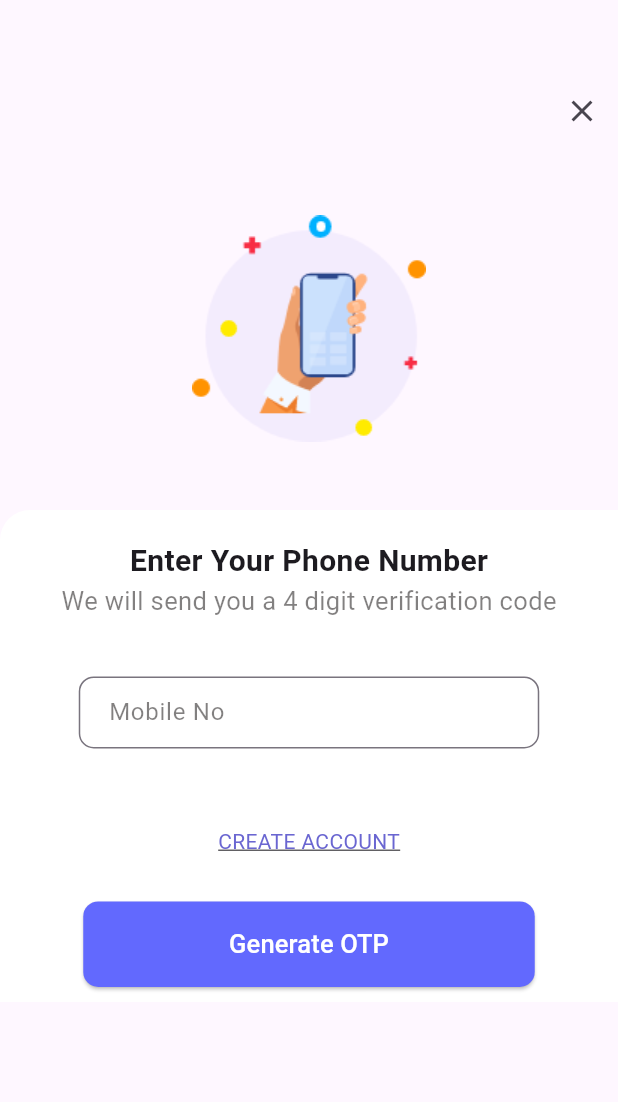
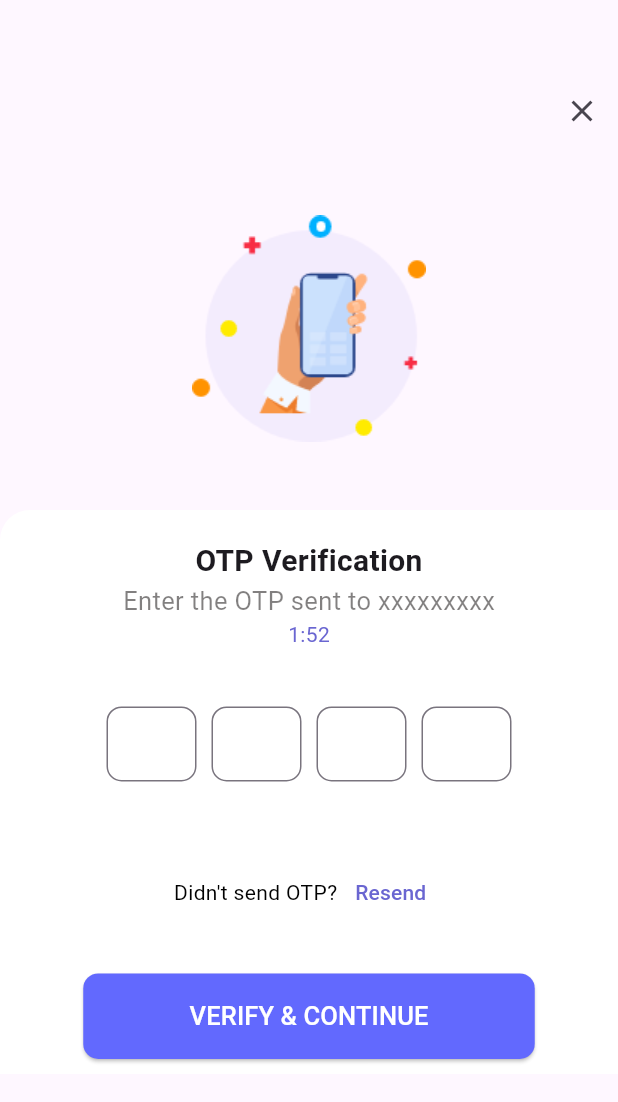
Before and after one commit to Naqli2024/naqli_mobileapp, a Flutter app: the screen it shows after launch, on a phone screen of 412 x 824 dp. Shown: the top 1102 px of the screen. Run offline on Flutter 3.47's test engine with Material 3 defaults, Android fonts, the phone set to English and light mode, and no system bars; our stand-ins replace carousel_slider, dropdown_button2, sizer.

Commit message:
otp verification screen completed

```diff
--- a/lib/enterNumberScreen.dart
+++ b/lib/enterNumberScreen.dart
@@ -159,7 +159,7 @@ class _EnterNumberScreenState extends State<EnterNumberScreen> {
                               ),
                             ),
                             child: Text(
-                              "Generate OTP",
+                              "GENERATE OTP",
                               style:
                                   TextStyle(color: Colors.white, fontSize: 17),
                             ),
--- a/lib/main.dart
+++ b/lib/main.dart
@@ -2,6 +2,7 @@ import 'package:flutter/material.dart';
 import 'package:flutter_application_1/enterNumberScreen.dart';
 import 'package:flutter_application_1/homepage.dart';
 import 'package:flutter_application_1/loginpage.dart';
+import 'package:flutter_application_1/otpVerificationScreen.dart';
 
 void main() {
   runApp(const MyApp());
@@ -15,7 +16,7 @@ class MyApp extends StatelessWidget {
   Widget build(BuildContext context) {
     return MaterialApp(
       title: 'Flutter Demo',
-      home: EnterNumberScreen(),
+      home: OtpVerificationScreen(),
       debugShowCheckedModeBanner: false,
     );
   }
--- /dev/null
+++ b/lib/otpVerificationScreen.dart
@@ -0,0 +1,303 @@
+import 'package:flutter/material.dart';
+import 'package:flutter_application_1/Widgets/customTextField.dart';
+import 'package:flutter_application_1/Widgets/formText.dart';
+
+class OtpVerificationScreen extends StatefulWidget {
+  OtpVerificationScreen();
+
+  @override
+  State<OtpVerificationScreen> createState() => _OtpVerificationScreenState();
+}
+
+class _OtpVerificationScreenState extends State<OtpVerificationScreen> {
+  late FocusNode otp1FocusNode;
+  late FocusNode otp2FocusNode;
+  late FocusNode otp3FocusNode;
+  late FocusNode otp4FocusNode;
+
+  @override
+  void initState() {
+    super.initState();
+    otp1FocusNode = FocusNode();
+    otp2FocusNode = FocusNode();
+    otp3FocusNode = FocusNode();
+    otp4FocusNode = FocusNode();
+  }
+
+  @override
+  void dispose() {
+    otp1FocusNode.dispose();
+    otp2FocusNode.dispose();
+    otp3FocusNode.dispose();
+    otp4FocusNode.dispose();
+    super.dispose();
+  }
+
+  @override
+  Widget build(BuildContext context) {
+    return Scaffold(
+      drawer: Drawer(
+        child: Column(
+          children: <Widget>[
+            SizedBox(height: 20),
+            Row(
+              crossAxisAlignment: CrossAxisAlignment.start,
+              children: [
+                Container(
+                  alignment: Alignment.centerRight,
+                  padding: EdgeInsets.only(right: 10, top: 10),
+                  child: IconButton(
+                    icon: Icon(Icons.close),
+                    onPressed: () {
+                      Navigator.pop(context); // Close the drawer
+                    },
+                  ),
+                ),
+              ],
+            ),
+            ListTile(
+              title: Text(
+                'Contact Us',
+                style: TextStyle(fontWeight: FontWeight.bold, fontSize: 25),
+              ),
+              onTap: () {
+                // Update the UI based on the selection.
+              },
+            ),
+            ListTile(
+              title: Text(
+                'Help',
+                style: TextStyle(fontWeight: FontWeight.bold, fontSize: 25),
+              ),
+              onTap: () {
+                // Update the UI based on the selection.
+              },
+            ),
+          ],
+        ),
+      ),
+      body: SingleChildScrollView(
+        child: Column(
+          children: [
+            Padding(
+              padding: const EdgeInsets.only(top: 50),
+              child: Row(
+                mainAxisAlignment: MainAxisAlignment.end,
+                children: [
+                  IconButton(
+                    icon: Icon(Icons.close),
+                    onPressed: () {
+                      Navigator.pop(context); // Close the drawer
+                    },
+                  ),
+                ],
+              ),
+            ),
+            Container(
+              child: Align(
+                alignment: Alignment.bottomCenter,
+                child: Image.asset(
+                  'assets/Group 2172.png',
+                  width: 250,
+                ),
+              ),
+            ),
+            Container(
+              decoration: BoxDecoration(
+                borderRadius: BorderRadius.only(
+                  topLeft: Radius.circular(20),
+                ),
+                color: Colors.white,
+              ),
+              child: Column(
+                mainAxisAlignment: MainAxisAlignment.spaceBetween,
+                children: [
+                  SizedBox(height: 20),
+                  Center(
+                    child: Text(
+                      "OTP Verification",
+                      style:
+                          TextStyle(fontWeight: FontWeight.bold, fontSize: 20),
+                    ),
+                  ),
+                  Center(
+                    child: Column(
+                      children: [
+                        Text(
+                          "Enter the OTP sent to xxxxxxxxx",
+                          style: TextStyle(
+                              fontSize: 17,
+                              color: Color.fromRGBO(5, 1, 1, 0.5)),
+                        ),
+                        Text(
+                          "1:52",
+                          style: TextStyle(
+                            color: Color.fromRGBO(106, 102, 209, 1),
+                          ),
+                        ),
+                      ],
+                    ),
+                  ),
+                  SizedBox(height: 30),
+                  SizedBox(height: 8),
+                  Row(
+                    mainAxisAlignment: MainAxisAlignment.center,
+                    children: [
+                      SizedBox(
+                        width: 60,
+                        height: 50,
+                        child: TextFormField(
+                          focusNode: otp1FocusNode,
+                          textAlign: TextAlign.center,
+                          keyboardType: TextInputType.number,
+                          decoration: InputDecoration(
+                            border: OutlineInputBorder(
+                              borderRadius: BorderRadius.circular(10.0),
+                            ),
+                          ),
+                          onChanged: (value) {
+                            if (value.length == 1) {
+                              FocusScope.of(context)
+                                  .requestFocus(otp2FocusNode);
+                            }
+                          },
+                        ),
+                      ),
+                      SizedBox(width: 10),
+                      SizedBox(
+                        width: 60,
+                        height: 50,
+                        child: TextFormField(
+                          focusNode: otp2FocusNode,
+                          textAlign: TextAlign.center,
+                          keyboardType: TextInputType.number,
+                          decoration: InputDecoration(
+                            border: OutlineInputBorder(
+                              borderRadius: BorderRadius.circular(10.0),
+                            ),
+                          ),
+                          onChanged: (value) {
+                            if (value.length == 0) {
+                              FocusScope.of(context)
+                                  .requestFocus(otp1FocusNode);
+                            } else if (value.length == 1) {
+                              FocusScope.of(context)
+                                  .requestFocus(otp3FocusNode);
+                            }
+                          },
+                        ),
+                      ),
+                      SizedBox(width: 10),
+                      SizedBox(
+                        width: 60,
+                        height: 50,
+                        child: TextFormField(
+                          focusNode: otp3FocusNode,
+                          textAlign: TextAlign.center,
+                          keyboardType: TextInputType.number,
+                          decoration: InputDecoration(
+                            border: OutlineInputBorder(
+                              borderRadius: BorderRadius.circular(10.0),
+                            ),
+                          ),
+                          onChanged: (value) {
+                            if (value.length == 0) {
+                              FocusScope.of(context)
+                                  .requestFocus(otp2FocusNode);
+                            } else if (value.length == 1) {
+                              FocusScope.of(context)
+                                  .requestFocus(otp4FocusNode);
+                            }
+                          },
+                        ),
+                      ),
+                      SizedBox(width: 10),
+                      SizedBox(
+                        width: 60,
+                        height: 50,
+                        child: TextFormField(
+                          focusNode: otp4FocusNode,
+                          textAlign: TextAlign.center,
+                          keyboardType: TextInputType.number,
+                          decoration: InputDecoration(
+                            border: OutlineInputBorder(
+                              borderRadius: BorderRadius.circular(10.0),
+                            ),
+                          ),
+                          onChanged: (value) {
+                            if (value.length == 0) {
+                              FocusScope.of(context)
+                                  .requestFocus(otp3FocusNode);
+                            }
+                          },
+                        ),
+                      ),
+                    ],
+                  ),
+                  SizedBox(height: 50),
+                  GestureDetector(
+                    onTap: () {
+                      // Add functionality for resending OTP here
+                    },
+                    child: Row(
+                      mainAxisAlignment: MainAxisAlignment.center,
+                      children: [
+                        Text(
+                          "Didn't send OTP?",
+                          style: TextStyle(
+                            fontSize: 14,
+                            color: Colors.black,
+                          ),
+                        ),
+                        TextButton(
+                          onPressed: () {
+                            // Add functionality for resending OTP here
+                          },
+                          child: Text(
+                            "Resend",
+                            style: TextStyle(
+                              fontSize: 14,
+                              color: Color.fromRGBO(106, 102, 209, 1),
+                            ),
+                          ),
+                        ),
+                      ],
+                    ),
+                  ),
+                  SizedBox(height: 30),
+                  Center(
+                    child: Column(
+                      children: [
+                        SizedBox(
+                          width: 301,
+                          height: 57,
+                          child: ElevatedButton(
+                            onPressed: () {
+                              // Add your login functionality here
+                            },
+                            style: ElevatedButton.styleFrom(
+                              backgroundColor: Color.fromRGBO(98, 105, 254, 1),
+                              shape: RoundedRectangleBorder(
+                                borderRadius: BorderRadius.circular(10),
+                              ),
+                            ),
+                            child: Text(
+                              "VERIFY & CONTINUE",
+                              style:
+                                  TextStyle(color: Colors.white, fontSize: 17),
+                            ),
+                          ),
+                        ),
+                        SizedBox(height: 10),
+                      ],
+                    ),
+                  ),
+                ],
+              ),
+            ),
+          ],
+        ),
+      ),
+    );
+  }
+}
```
